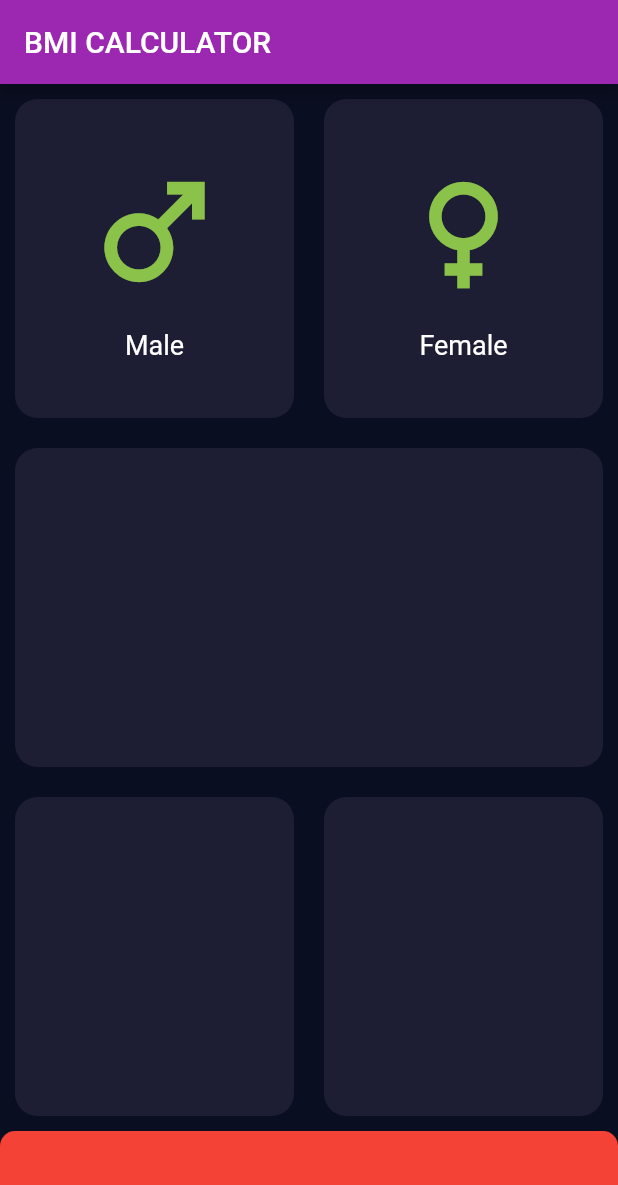
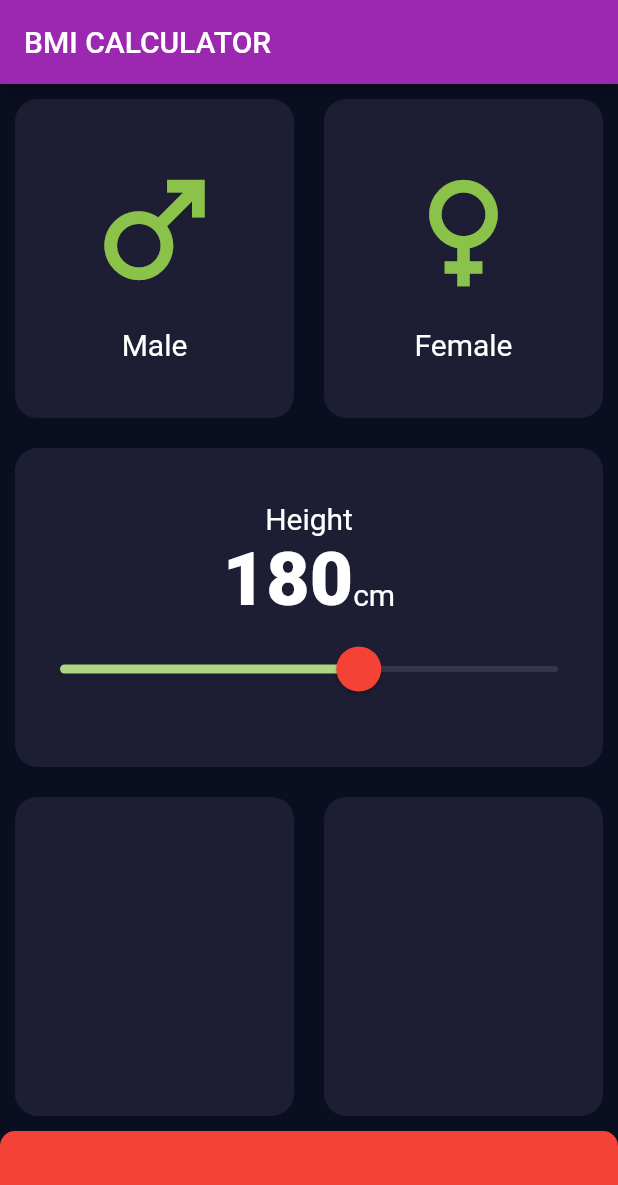
Before and after one commit to miikhaaeel/BMI-calculator, a Flutter app: the screen it shows after launch, on a phone screen of 412 x 824 dp. Shown: the top 1185 px of the screen. Run offline on Flutter 3.47's test engine with Material 2 defaults, Android fonts, the phone set to English and light mode, and no system bars.

```diff
--- a/lib/components/constants.dart
+++ b/lib/components/constants.dart
@@ -4,6 +4,13 @@ const kInactiveCardColour = Color(0xFF1D1E34);
 const kActiveCardColour = Colors.purple;
 const kBottomContainerColour = Colors.red;
 const kBottomContainerHeight = 70.0;
-
+const kLabelTextStyle = TextStyle(
+  fontSize: 20,
+  color: Colors.white,
+);
+const kLabelTextStyle2 = TextStyle(
+  fontSize: 50,
+  fontWeight: FontWeight.w900,
+);
 
 //(0xFFE15555)
--- a/lib/components/icon_content.dart
+++ b/lib/components/icon_content.dart
@@ -1,4 +1,8 @@
 import 'package:flutter/material.dart';
+
+import 'constants.dart';
+
+
 
 class IconContent extends StatelessWidget {
   final IconData gender;
@@ -19,12 +23,7 @@ class IconContent extends StatelessWidget {
         SizedBox(
           height: 15,
         ),
-        Text(
-          icontext,
-          style: TextStyle(
-            fontSize: 18,
-          ),
-        ),
+        Text(icontext, style: kLabelTextStyle),
       ],
     );
   }
--- a/lib/components/reusable_card.dart
+++ b/lib/components/reusable_card.dart
@@ -3,16 +3,20 @@ import 'package:flutter/material.dart';
 class ReusableCard extends StatelessWidget {
   final Color color;
   final Widget? child;
-  ReusableCard({required this.color, this.child});
+  final Function()? onPressed;
+  ReusableCard({required this.color, this.child,  this.onPressed});
 
   @override
   Widget build(BuildContext context) {
-    return Container(
-      margin: EdgeInsets.all(10),
-      child: child,
-      decoration: BoxDecoration(
-        color: color,
-        borderRadius: BorderRadius.circular(15),
+    return GestureDetector(
+      onTap: onPressed,
+      child: Container(
+        margin: EdgeInsets.all(10),
+        child: child,
+        decoration: BoxDecoration(
+          color: color,
+          borderRadius: BorderRadius.circular(15),
+        ),
       ),
     );
   }
--- a/lib/screens/input_page.dart
+++ b/lib/screens/input_page.dart
@@ -15,6 +15,7 @@ enum Gender {
 
 class _InputPageState extends State<InputPage> {
   Gender? selectedGender;
+  int height = 180;
 
   @override
   Widget build(BuildContext context) {
@@ -28,14 +29,13 @@ class _InputPageState extends State<InputPage> {
             child: Row(
               children: [
                 Expanded(
-                  child: GestureDetector(
-                    onTap: () {
+                  child: ReusableCard(
+                    onPressed: () {
                       setState(() {
                         // ignore: unnecessary_statements
                         selectedGender = Gender.male;
                       });
                     },
-                    child: ReusableCard(
                     color: selectedGender == Gender.male
                         ? kActiveCardColour
                         : kInactiveCardColour,
@@ -45,23 +45,20 @@ class _InputPageState extends State<InputPage> {
                     ),
                   ),
                 ),
-                ),
                 Expanded(
-                  child: GestureDetector(
-                    onTap: () {
+                  child: ReusableCard(
+                    onPressed: () {
                       setState(() {
                         // ignore: unnecessary_statements
                         selectedGender = Gender.female;
                       });
                     },
-                    child: ReusableCard(
                     color: selectedGender == Gender.female
                         ? kActiveCardColour
                         : kInactiveCardColour,
                     child: IconContent(
                       icontext: 'Female',
                       gender: Icons.female,
-                      ),
                     ),
                   ),
                 ),
@@ -73,7 +70,52 @@ class _InputPageState extends State<InputPage> {
               children: [
                 Expanded(
                   child: ReusableCard(
-                    child: Column(),
+                    child: Column(
+                      mainAxisAlignment: MainAxisAlignment.center,
+                      children: [
+                        Text(
+                          'Height',
+                          style: kLabelTextStyle,
+                        ),
+                        Row(
+                          mainAxisAlignment: MainAxisAlignment.center,
+                          crossAxisAlignment: CrossAxisAlignment.baseline,
+                          textBaseline: TextBaseline.alphabetic,
+                          children: [
+                            Text(
+                              height.toString(),
+                              style: kLabelTextStyle2,
+                            ),
+                            Text(
+                              'cm',
+                              style: kLabelTextStyle,
+                            ),
+                          ],
+                        ),
+                        SliderTheme(
+                          data: SliderTheme.of(context).copyWith(
+                              thumbShape:
+                                  RoundSliderThumbShape(enabledThumbRadius: 15),
+                              overlayShape:
+                                  RoundSliderOverlayShape(overlayRadius: 30),
+                              activeTrackColor: Colors.lightGreen[300],
+                              thumbColor: Colors.red,
+                              overlayColor: Color(0x29EB1555)
+                              ),
+                          child: Slider(
+                            value: height.toDouble(),
+                            min: 120,
+                            max: 220,
+                            inactiveColor: Colors.white10,
+                            onChanged: (double newValue) {
+                              setState(() {
+                                height = newValue.round();
+                              });
+                            },
+                          ),
+                        )
+                      ],
+                    ),
                     color: kInactiveCardColour,
                   ),
                 ),
```
Lines whose indentation alone changed are shown as unchanged.
